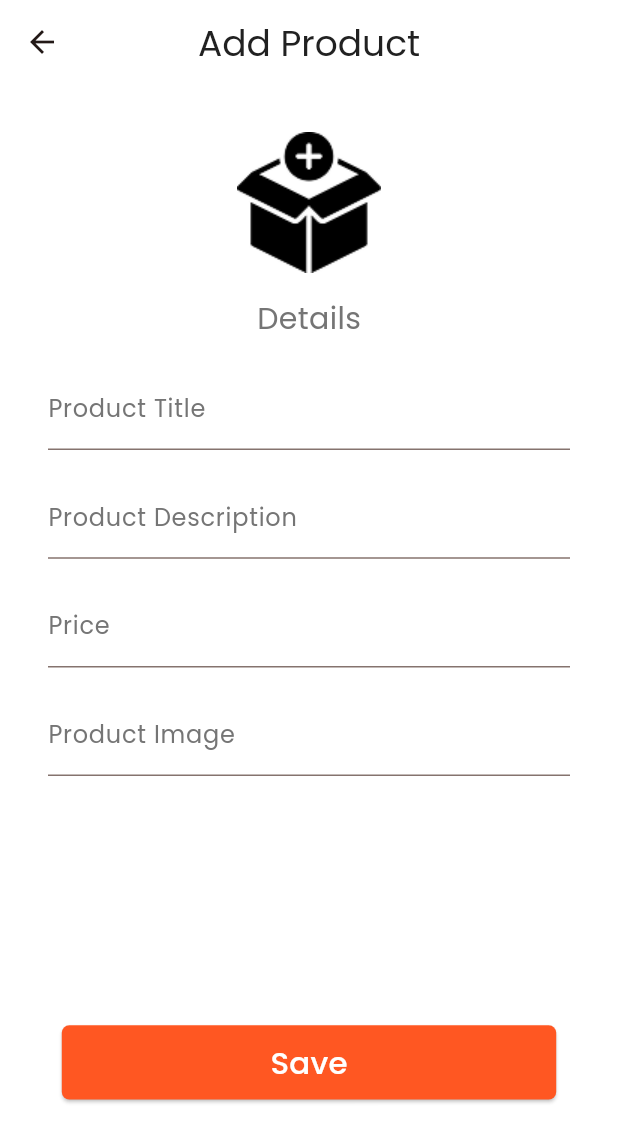
After one commit to Shopfinity-team/shopfinity, a Flutter app: the AddProductScreen screen opened directly, on a phone screen of 412 x 824 dp. The commit adds this screen. Shown: the top 1142 px of the screen. Run offline on Flutter 3.47's test engine with Material 3 defaults, Android fonts, the phone set to English and light mode, and no system bars; our stand-ins replace country_picker.

Commit message:
Create add product screen

```diff
--- a/lib/features/checkout/checkout_screen.dart
+++ b/lib/features/checkout/checkout_screen.dart
@@ -72,7 +72,7 @@ class CheckoutScreen extends StatelessWidget {
             Column(
               crossAxisAlignment: CrossAxisAlignment.start,
               children: [
-                Row(
+                const Row(
                   children: [
                     Text(
                       'Name: ',
@@ -97,7 +97,7 @@ class CheckoutScreen extends StatelessWidget {
                 SizedBox(
                   height: screenHeight * 0.01,
                 ),
-                Row(
+                const Row(
                   children: [
                     Text(
                       'Card Number: ',
@@ -122,7 +122,7 @@ class CheckoutScreen extends StatelessWidget {
                           fontWeight: FontWeight.w400,
                           fontSize: 15),
                     ),
-                    Text(
+                    const Text(
                       '\$125.99',
                       style: TextStyle(
                           color: AppColors.primaryColor,
@@ -144,7 +144,7 @@ class CheckoutScreen extends StatelessWidget {
                 SizedBox(
                   height: screenHeight * 0.01,
                 ),
-                Row(
+                const Row(
                   children: [
                     Text(
                       'Address: ',
--- /dev/null
+++ b/lib/features/product/add_product_screen.dart
@@ -0,0 +1,168 @@
+import 'package:flutter/material.dart';
+import 'package:shopfinity/navigation/bottom_navigation_bar.dart';
+import 'package:shopfinity/shared/widgets/button.dart';
+
+import '../../theme/app_colors.dart';
+
+class AddProductScreen extends StatefulWidget {
+  AddProductScreen({super.key});
+
+  @override
+  State<AddProductScreen> createState() => _AddProductScreenState();
+}
+
+class _AddProductScreenState extends State<AddProductScreen> {
+  final TextEditingController _productTitleController = TextEditingController();
+  final TextEditingController _productDescriptionController =
+      TextEditingController();
+  final TextEditingController _productPriceController = TextEditingController();
+  final TextEditingController _productImageController = TextEditingController();
+
+  @override
+  Widget build(BuildContext context) {
+    double screenWidth = MediaQuery.of(context).size.width;
+    double screenHeight = MediaQuery.of(context).size.height;
+
+    return Scaffold(
+      appBar: AppBar(
+        title: Text(
+          "Add Product",
+          style: TextStyle(
+            fontSize: 24,
+            color: Theme.of(context).textTheme.bodyMedium?.color,
+          ),
+        ),
+        centerTitle: true,
+      ),
+      body: Padding(
+        padding: const EdgeInsets.all(16.0),
+        child: Column(
+          mainAxisAlignment: MainAxisAlignment.spaceBetween,
+          children: [
+            Column(
+              children: [
+                Padding(
+                  padding: const EdgeInsets.all(16.0),
+                  child: Column(
+                    children: [
+                      Center(
+                        child: Image.asset(
+                          "lib/assets/images/add_product_page_image.png",
+                        ),
+                      ),
+                      SizedBox(
+                        height: screenHeight * 0.02,
+                      ),
+                      Text(
+                        "Details",
+                        style: TextStyle(
+                          fontSize: 20,
+                          color: Theme.of(context).textTheme.bodySmall?.color,
+                        ),
+                      ),
+                      SizedBox(
+                        height: screenHeight * 0.02,
+                      ),
+                      TextField(
+                        controller: _productTitleController,
+                        cursorColor: AppColors.primaryText,
+                        decoration: InputDecoration(
+                          labelText: "Product Title",
+                          labelStyle: TextStyle(
+                            color: Theme.of(context).textTheme.bodySmall?.color,
+                          ),
+                          hintStyle: TextStyle(
+                            color: Theme.of(context).textTheme.bodySmall?.color,
+                          ),
+                          focusedBorder: const UnderlineInputBorder(
+                              borderSide: BorderSide(
+                                  color: AppColors.primaryText, width: 1)),
+                        ),
+                      ),
+                      SizedBox(
+                        height: screenHeight * 0.02,
+                      ),
+                      TextField(
+                        controller: _productDescriptionController,
+                        cursorColor: AppColors.primaryText,
+                        //maxLines: 2,
+                        decoration: InputDecoration(
+                          labelText: "Product Description",
+                          //hintText: 'Enter Country',
+                          labelStyle: TextStyle(
+                            color: Theme.of(context).textTheme.bodySmall?.color,
+                          ),
+                          hintStyle: TextStyle(
+                            color: Theme.of(context).textTheme.bodySmall?.color,
+                          ),
+                          focusedBorder: const UnderlineInputBorder(
+                              borderSide: BorderSide(
+                                  color: AppColors.primaryText, width: 1)),
+                        ),
+                      ),
+                      SizedBox(
+                        height: screenHeight * 0.02,
+                      ),
+                      TextField(
+                        controller: _productPriceController,
+                        cursorColor: AppColors.primaryText,
+                        decoration: InputDecoration(
+                          labelText: "Price",
+                          hintText: 'Enter price in \$ ',
+                          labelStyle: TextStyle(
+                            color: Theme.of(context).textTheme.bodySmall?.color,
+                          ),
+                          hintStyle: TextStyle(
+                            color: Theme.of(context).textTheme.bodySmall?.color,
+                          ),
+                          focusedBorder: const UnderlineInputBorder(
+                              borderSide: BorderSide(
+                                  color: AppColors.primaryText, width: 1)),
+                        ),
+                      ),
+                      SizedBox(
+                        height: screenHeight * 0.02,
+                      ),
+                      TextField(
+                        controller: _productImageController,
+                        cursorColor: AppColors.primaryText,
+                        decoration: InputDecoration(
+                          labelText: "Product Image",
+                          //hintText: 'Enter Country',
+                          labelStyle: TextStyle(
+                            color: Theme.of(context).textTheme.bodySmall?.color,
+                          ),
+                          hintStyle: TextStyle(
+                            color: Theme.of(context).textTheme.bodySmall?.color,
+                          ),
+                          focusedBorder: const UnderlineInputBorder(
+                              borderSide: BorderSide(
+                                  color: AppColors.primaryText, width: 1)),
+                        ),
+                      ),
+                      SizedBox(
+                        height: screenHeight * 0.02,
+                      ),
+                    ],
+                  ),
+                ),
+              ],
+            ),
+            SizedBox(
+              height: screenHeight * 0.02,
+            ),
+            Button(
+                text: "Save",
+                onPressed: () {
+                  Navigator.push(context,
+                      MaterialPageRoute(builder: (context) => BottomNavBar()));
+                }),
+            SizedBox(
+              height: screenHeight * 0.02,
+            ),
+          ],
+        ),
+      ),
+    );
+  }
+}
```
Also changed, not shown: lib/assets/images/add_product_page_image.png (added).
